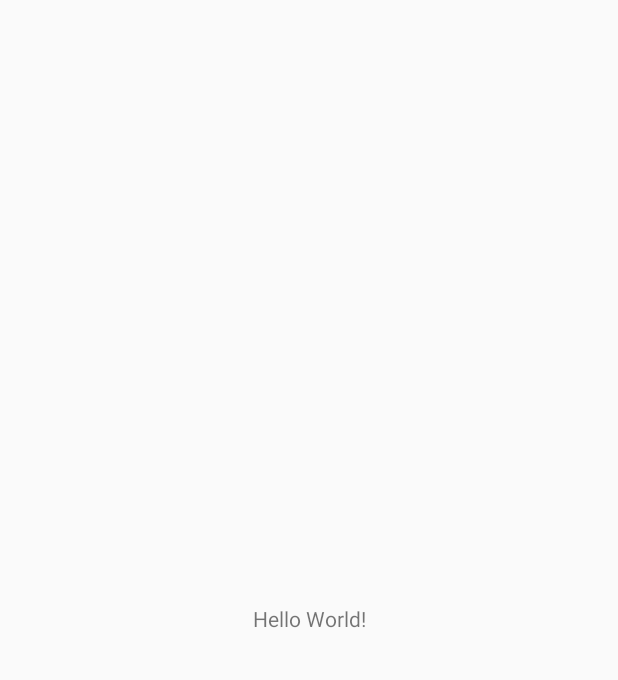
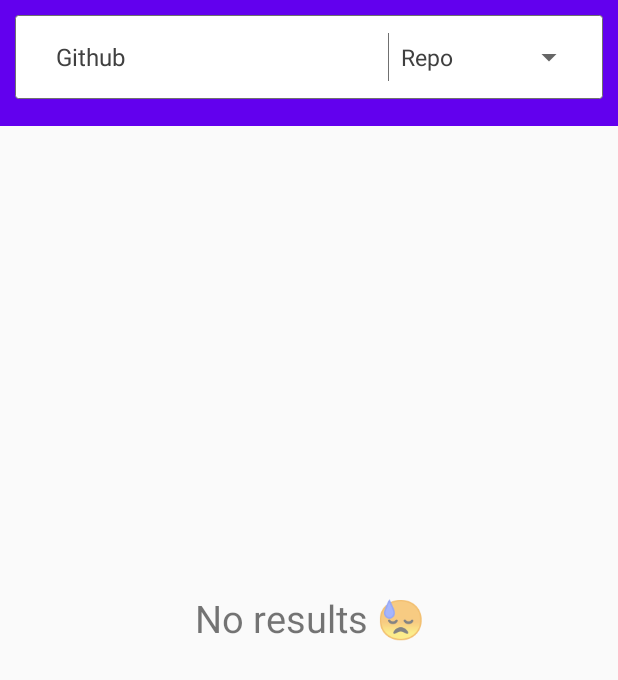
Before and after one commit to SURAJ2600/github_client, an Android app: the screen it shows after launch (MainActivity before the commit, SearchGitRepoActivity after it), on a phone screen of 412 x 824 dp. Before the commit the part shown is almost empty. Shown: the top 680 px of the screen. Run offline under Robolectric (Android 15) with nearby library versions, the phone set to English and light mode, and no system bars.

Commit message:
UI integration for SearchGitRepoActivity,

```diff
--- a/app/src/main/AndroidManifest.xml
+++ b/app/src/main/AndroidManifest.xml
@@ -10,7 +10,7 @@
             android:roundIcon="@mipmap/ic_launcher_round"
             android:supportsRtl="true"
             android:theme="@style/AppTheme">
-        <activity android:name=".MainActivity">
+        <activity android:name=".ui.SearchGitRepoActivity">
             <intent-filter>
                 <action android:name="android.intent.action.MAIN"/>
 
--- a/app/src/main/java/com/suraj/githubclient/MainActivity.kt
+++ /dev/null
@@ -1,15 +0,0 @@
-package com.suraj.githubclient
-
-import android.support.v7.app.AppCompatActivity
-import android.os.Bundle
-
-
-
-/*Created by suraj on 26/03/2019*/
-class MainActivity : AppCompatActivity() {
-
-    override fun onCreate(savedInstanceState: Bundle?) {
-        super.onCreate(savedInstanceState)
-        setContentView(R.layout.activity_main)
-    }
-}
--- /dev/null
+++ b/app/src/main/java/com/suraj/githubclient/Utilities/Util.kt
@@ -0,0 +1,54 @@
+package com.suraj.githubclient.Utilities
+
+import android.app.Dialog
+import android.content.Context
+import android.graphics.Color
+import android.graphics.drawable.ColorDrawable
+import android.net.ConnectivityManager
+import android.net.Uri
+import android.view.LayoutInflater
+
+
+object Util {
+
+
+    /**
+     * @author SURAJ
+     * This is the common class for defining  constant values
+     */
+
+
+    val spinnerValues = arrayOf("Repo", "User")
+
+
+
+    fun isConnected(context: Context): Boolean {
+        val cm = context
+            .getSystemService(Context.CONNECTIVITY_SERVICE) as ConnectivityManager
+        val activeNetwork = cm.activeNetworkInfo
+
+        return activeNetwork != null && activeNetwork.isConnectedOrConnecting
+    }
+
+
+
+
+//    fun ShowProgressView(mCtx: Context): Dialog {
+//        val factory = LayoutInflater.from(mCtx)
+//
+//        val DialogView = factory.inflate(R.layout.progressview, null)
+//
+//        val main_dialog = Dialog(mCtx)
+//
+//        main_dialog.window!!.setBackgroundDrawable(ColorDrawable(Color.TRANSPARENT))
+//        main_dialog.setCanceledOnTouchOutside(true)
+//
+//        main_dialog.setCancelable(true)
+//
+//
+//        main_dialog.setContentView(DialogView)
+//
+//        return main_dialog
+//    }
+
+}
--- /dev/null
+++ b/app/src/main/java/com/suraj/githubclient/ui/SearchGitRepoActivity.kt
@@ -0,0 +1,117 @@
+package com.suraj.githubclient.ui
+
+import android.support.v7.app.AppCompatActivity
+import android.os.Bundle
+import android.support.annotation.UiThread
+import android.view.KeyEvent
+import android.view.View
+import android.view.inputmethod.EditorInfo
+import android.widget.AdapterView
+import android.widget.ArrayAdapter
+import android.widget.Spinner
+import com.suraj.githubclient.R
+import com.suraj.githubclient.Utilities.Util
+import kotlinx.android.synthetic.main.search_box_layout.*
+
+
+/*Created by suraj on 26/03/2019*/
+class SearchGitRepoActivity : AppCompatActivity() {
+
+    override fun onCreate(savedInstanceState: Bundle?) {
+        super.onCreate(savedInstanceState)
+        setContentView(R.layout.activity_main)
+
+
+
+        val spinner = findViewById<Spinner>(R.id.spinner)
+        if (spinner != null) {
+            val arrayAdapter = ArrayAdapter(this, R.layout.spinner_textview, Util.spinnerValues)
+            spinner.adapter = arrayAdapter
+
+            spinner.onItemSelectedListener = object : AdapterView.OnItemSelectedListener {
+                override fun onItemSelected(parent: AdapterView<*>, view: View, position: Int, id: Long) {
+                  }
+
+                override fun onNothingSelected(parent: AdapterView<*>) {
+                    // Code to perform some action when nothing is selected
+                }
+            }
+        }
+
+
+        val query = savedInstanceState?.getString(LAST_SEARCH_QUERY) ?: DEFAULT_QUERY
+        initSearch(query)
+
+
+
+    }
+
+
+    /**
+     * @param query
+     * perform the query search operation
+     */
+    private fun initSearch(query: String) {
+        et_search.setText(query)
+
+        et_search.setOnEditorActionListener({ _, actionId, _ ->
+            if (actionId == EditorInfo.IME_ACTION_GO) {
+                saveSearchResult()
+                true
+            } else {
+                false
+            }
+        })
+        et_search.setOnKeyListener({ _, keyCode, event ->
+            if (event.action == KeyEvent.ACTION_DOWN && keyCode == KeyEvent.KEYCODE_ENTER) {
+                saveSearchResult()
+                true
+            } else {
+                false
+            }
+        })
+
+
+    }
+
+    private fun saveSearchResult() {
+        et_search.text.trim().let {
+            if (it.isNotEmpty()) {
+                //list.scrollToPosition(0)
+               // viewModel.searchRepo(it.toString())
+               // adapter.submitList(null)
+            }
+        }
+    }
+
+
+
+    @UiThread
+    private  fun showVisibileViews(status:Boolean)
+    {
+
+
+
+
+    }
+
+
+    /**
+     *
+     *override the method for saving the quer value during configuration changes
+     */
+
+    override fun onSaveInstanceState(outState: Bundle) {
+        super.onSaveInstanceState(outState)
+        outState.putString(LAST_SEARCH_QUERY, "")
+    }
+
+
+    /**
+     * Constant value
+     */
+    companion object {
+        private const val LAST_SEARCH_QUERY: String = "last_search_query"
+        private const val DEFAULT_QUERY = "Github"
+    }
+}
--- /dev/null
+++ b/app/src/main/res/drawable/round_corner_border.xml
@@ -0,0 +1,8 @@
+<?xml version="1.0" encoding="utf-8"?>
+<shape xmlns:android="http://schemas.android.com/apk/res/android"
+android:shape="rectangle">
+    <solid android:color="@color/white"/>
+<corners android:radius="@dimen/dimen2dp"/>
+    <stroke android:width="0.1dp" android:color="@color/grey_text"/>
+
+</shape>
--- a/app/src/main/res/layout/activity_main.xml
+++ b/app/src/main/res/layout/activity_main.xml
@@ -5,15 +5,38 @@
         xmlns:app="http://schemas.android.com/apk/res-auto"
         android:layout_width="match_parent"
         android:layout_height="match_parent"
-        tools:context=".MainActivity">
+        tools:context=".ui.SearchGitRepoActivity">
+    <include
+            android:id="@+id/header"
+            layout="@layout/search_box_layout"
+            app:layout_constraintTop_toTopOf="parent"
+            app:layout_constraintStart_toStartOf="parent"
+            app:layout_constraintEnd_toEndOf="parent"
+    />
 
-    <TextView
-            android:layout_width="wrap_content"
-            android:layout_height="wrap_content"
-            android:text="Hello World!"
+    <android.support.v7.widget.RecyclerView
+            android:id="@+id/list"
+            android:layout_width="0dp"
+            android:layout_height="0dp"
+            android:paddingVertical="@dimen/padding10dp"
+            android:scrollbars="vertical"
+            app:layoutManager="LinearLayoutManager"
             app:layout_constraintBottom_toBottomOf="parent"
-            app:layout_constraintLeft_toLeftOf="parent"
-            app:layout_constraintRight_toRightOf="parent"
-            app:layout_constraintTop_toTopOf="parent"/>
+            app:layout_constraintEnd_toEndOf="parent"
+            app:layout_constraintStart_toStartOf="parent"
+            app:layout_constraintTop_toBottomOf="@+id/header"
+            tools:ignore="UnusedAttribute"/>
+    <TextView android:id="@+id/emptyList"
+              android:layout_width="0dp"
+              android:layout_height="match_parent"
+              android:gravity="center"
+              android:text="@string/no_results"
+              android:textSize="@dimen/textsise25"
+              android:visibility="visible"
+              app:layout_constraintBottom_toBottomOf="parent"
+              app:layout_constraintEnd_toEndOf="parent"
+              app:layout_constraintStart_toStartOf="parent"
+              app:layout_constraintTop_toTopOf="parent"/>
+
 
 </android.support.constraint.ConstraintLayout>
--- /dev/null
+++ b/app/src/main/res/layout/search_box_layout.xml
@@ -0,0 +1,51 @@
+<?xml version="1.0" encoding="utf-8"?>
+<android.support.constraint.ConstraintLayout xmlns:android="http://schemas.android.com/apk/res/android"
+                                             xmlns:app="http://schemas.android.com/apk/res-auto"
+                                             android:layout_width="match_parent"
+                                             android:padding="@dimen/padding10dp"
+                                             android:background="@color/colorPrimary"
+                                             android:layout_height="wrap_content">
+
+
+    <LinearLayout android:layout_width="match_parent"
+                  android:layout_height="wrap_content"
+                  android:orientation="horizontal"
+                  android:padding="12dp"
+                  android:background="@drawable/round_corner_border"
+
+                  app:layout_constraintStart_toStartOf="parent"
+                  app:layout_constraintEnd_toEndOf="parent"
+                  app:layout_constraintTop_toTopOf="parent" android:layout_marginBottom="8dp"
+                  app:layout_constraintBottom_toBottomOf="parent">
+
+
+        <EditText
+                android:id="@+id/et_search"
+                android:layout_width="match_parent" android:layout_height="wrap_content"
+                  android:textColor="@color/black"
+                  android:layout_weight="1"
+                  android:maxLines="2"
+                  android:maxLength="40"
+                  android:imeOptions="actionSearch"
+                  android:inputType="textNoSuggestions"
+                  android:layout_gravity="center"
+                  android:paddingLeft="@dimen/padding15dp"
+                  android:textColorHint="@color/grey_text"
+                  android:textSize="@dimen/textsise16"
+                  android:background="@null"
+                  android:hint="@string/search"/>
+
+        <View android:layout_width="0.3dp" android:layout_height="match_parent"
+
+              android:background="@color/grey_text"/>
+
+        <Spinner
+                android:id="@+id/spinner"
+                android:layout_weight="1.8"
+                android:layout_gravity="center"
+                android:layout_width="match_parent"
+                android:layout_height="wrap_content"/>
+
+    </LinearLayout>
+
+</android.support.constraint.ConstraintLayout>
--- /dev/null
+++ b/app/src/main/res/layout/spinner_textview.xml
@@ -0,0 +1,11 @@
+<TextView xmlns:android="http://schemas.android.com/apk/res/android"
+          android:id="@android:id/text1"
+          style="?android:attr/spinnerItemStyle"
+          android:singleLine="true"
+          android:layout_width="match_parent"
+          android:padding="@dimen/dimen5dp"
+          android:textSize="@dimen/textsise15"
+          android:layout_height="wrap_content"
+          android:textColor="@color/black"
+          android:ellipsize="marquee"
+          android:textAlignment="inherit"/>
--- a/app/src/main/res/values/strings.xml
+++ b/app/src/main/res/values/strings.xml
@@ -1,3 +1,5 @@
 <resources>
     <string name="app_name">GitHub Client</string>
+    <string name="search">Search</string>
+    <string name="no_results">No results 😓</string>
 </resources>
```
Also changed, not shown: app/src/main/java/com/suraj/githubclient/Utilities/LogsUtils.kt (added, +73 -0 lines), app/src/main/res/layout/search_repo_activity.xml (added, +8 -0 lines).
